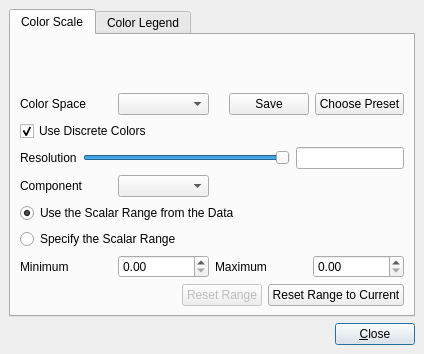
Qt form Qt/Components/Resources/UI/pqColorScaleDialog.ui (wildmichael/ParaView3-enhancements-old) before a commit.
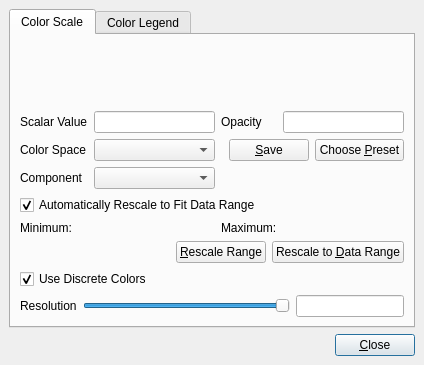
The same form after that commit. Custom widgets are drawn as their Qt base class.

Commit message: ENH: Rearanging and redesigning the color scale editor. The dialog also uses line edits instead of double spin boxes.

What changed in the file:
```diff
--- a/Qt/Components/Resources/UI/pqColorScaleDialog.ui
+++ b/Qt/Components/Resources/UI/pqColorScaleDialog.ui
@@ -6,7 +6,7 @@
     <x>0</x>
     <y>0</y>
     <width>424</width>
-    <height>354</height>
+    <height>365</height>
    </rect>
   </property>
   <property name="windowTitle" >
@@ -35,7 +35,70 @@
        <property name="spacing" >
         <number>6</number>
        </property>
-       <item row="1" column="2" colspan="2" >
+       <item row="5" column="3" >
+        <widget class="QLabel" name="MaximumLabel" >
+         <property name="sizePolicy" >
+          <sizepolicy>
+           <hsizetype>3</hsizetype>
+           <vsizetype>5</vsizetype>
+           <horstretch>0</horstretch>
+           <verstretch>0</verstretch>
+          </sizepolicy>
+         </property>
+         <property name="whatsThis" >
+          <string>Displays the maximum scalar value.</string>
+         </property>
+         <property name="text" >
+          <string/>
+         </property>
+        </widget>
+       </item>
+       <item row="5" column="2" >
+        <widget class="QLabel" name="label_3" >
+         <property name="text" >
+          <string>Maximum:</string>
+         </property>
+        </widget>
+       </item>
+       <item row="5" column="1" >
+        <widget class="QLabel" name="MinimumLabel" >
+         <property name="sizePolicy" >
+          <sizepolicy>
+           <hsizetype>3</hsizetype>
+           <vsizetype>5</vsizetype>
+           <horstretch>0</horstretch>
+           <verstretch>0</verstretch>
+          </sizepolicy>
+         </property>
+         <property name="whatsThis" >
+          <string>Displays the minimum scalar value.</string>
+         </property>
+         <property name="text" >
+          <string/>
+         </property>
+        </widget>
+       </item>
+       <item row="5" column="0" >
+        <widget class="QLabel" name="label_2" >
+         <property name="text" >
+          <string>Minimum:</string>
+         </property>
+        </widget>
+       </item>
+       <item row="7" column="0" colspan="4" >
+        <widget class="QCheckBox" name="UseDiscreteColors" >
+         <property name="whatsThis" >
+          <string>Check this box if the color table should have discrete colors, otherwise color values will be interpolated.</string>
+         </property>
+         <property name="text" >
+          <string>Use Discrete Colors</string>
+         </property>
+         <property name="checked" >
+          <bool>true</bool>
+         </property>
+        </widget>
+       </item>
+       <item row="2" column="2" colspan="2" >
         <layout class="QHBoxLayout" >
          <property name="margin" >
           <number>0</number>
@@ -59,14 +122,14 @@
          <item>
           <widget class="QPushButton" name="SaveButton" >
            <property name="text" >
-            <string>Save</string>
+            <string>&amp;Save</string>
            </property>
           </widget>
          </item>
          <item>
           <widget class="QPushButton" name="PresetButton" >
            <property name="text" >
-            <string>Choose Preset</string>
+            <string>Choose &amp;Preset</string>
            </property>
           </widget>
          </item>
@@ -81,69 +144,6 @@
           <number>6</number>
          </property>
          <item>
-          <spacer>
-           <property name="orientation" >
-            <enum>Qt::Horizontal</enum>
-           </property>
-           <property name="sizeHint" >
-            <size>
-             <width>0</width>
-             <height>20</height>
-            </size>
-           </property>
-          </spacer>
-         </item>
-         <item>
-          <widget class="QPushButton" name="ResetRangeButton" >
-           <property name="enabled" >
-            <bool>false</bool>
-           </property>
-           <property name="text" >
-            <string>Reset Range</string>
-           </property>
-          </widget>
-         </item>
-         <item>
-          <widget class="QPushButton" name="ResetRangeToCurrentButton" >
-           <property name="text" >
-            <string>Reset Range to Current</string>
-           </property>
-          </widget>
-         </item>
-        </layout>
-       </item>
-       <item row="5" column="0" colspan="4" >
-        <widget class="QRadioButton" name="UseDataRange" >
-         <property name="whatsThis" >
-          <string>Select this option to use the scalar range from the data.</string>
-         </property>
-         <property name="text" >
-          <string>Use the Scalar Range from the Data</string>
-         </property>
-         <property name="checked" >
-          <bool>true</bool>
-         </property>
-        </widget>
-       </item>
-       <item row="6" column="0" colspan="4" >
-        <widget class="QRadioButton" name="UseSpecifiedRange" >
-         <property name="whatsThis" >
-          <string>Select this option to specify the scalar range.</string>
-         </property>
-         <property name="text" >
-          <string>Specify the Scalar Range</string>
-         </property>
-        </widget>
-       </item>
-       <item row="3" column="0" colspan="4" >
-        <layout class="QHBoxLayout" >
-         <property name="margin" >
-          <number>0</number>
-         </property>
-         <property name="spacing" >
-          <number>6</number>
-         </property>
-         <item>
           <widget class="QLabel" name="TableSizeLabel" >
            <property name="text" >
             <string>Resolution</string>
@@ -186,19 +186,6 @@
          </item>
         </layout>
        </item>
-       <item row="2" column="0" colspan="4" >
-        <widget class="QCheckBox" name="UseDiscreteColors" >
-         <property name="whatsThis" >
-          <string>Check this box if the color table should have discrete colors, otherwise color values will be interpolated.</string>
-         </property>
-         <property name="text" >
-          <string>Use Discrete Colors</string>
-         </property>
-         <property name="checked" >
-          <bool>true</bool>
-         </property>
-        </widget>
-       </item>
        <item row="0" column="0" colspan="4" >
         <widget class="QVTKWidget" native="1" name="ColorScale" >
          <property name="sizePolicy" >
@@ -214,57 +201,117 @@
          </property>
         </widget>
        </item>
-       <item row="1" column="0" >
+       <item row="2" column="0" >
         <widget class="QLabel" name="label" >
          <property name="text" >
           <string>Color Space</string>
          </property>
         </widget>
        </item>
-       <item row="1" column="1" >
+       <item row="1" column="0" >
+        <widget class="QLabel" name="ValueLabel" >
+         <property name="text" >
+          <string>Scalar Value</string>
+         </property>
+        </widget>
+       </item>
+       <item row="2" column="1" >
         <widget class="QComboBox" name="ColorSpace" >
          <property name="whatsThis" >
           <string>Select the color space used for the color interpolation.</string>
          </property>
         </widget>
        </item>
-       <item row="4" column="0" >
+       <item row="1" column="3" >
+        <widget class="QLineEdit" name="Opacity" >
+         <property name="whatsThis" >
+          <string>This displays the opacity for the current control point. It can also be used to change the opacity of the point.</string>
+         </property>
+        </widget>
+       </item>
+       <item row="1" column="2" >
+        <widget class="QLabel" name="OpacityLabel" >
+         <property name="text" >
+          <string>Opacity</string>
+         </property>
+        </widget>
+       </item>
+       <item row="3" column="0" >
         <widget class="QLabel" name="ComponentLabel" >
          <property name="text" >
           <string>Component</string>
          </property>
         </widget>
        </item>
-       <item row="4" column="1" >
-        <widget class="QComboBox" name="Component" />
-       </item>
-       <item row="7" column="0" >
-        <widget class="QLabel" name="label_2" >
-         <property name="text" >
-          <string>Minimum</string>
+       <item row="3" column="1" >
+        <widget class="QComboBox" name="Component" >
+         <property name="whatsThis" >
+          <string>Select the component to color by.</string>
          </property>
         </widget>
        </item>
-       <item row="7" column="1" >
-        <widget class="QDoubleSpinBox" name="ScalarRangeMin" >
+       <item row="1" column="1" >
+        <widget class="QLineEdit" name="ScalarValue" >
          <property name="whatsThis" >
           <string>Used to display and edit the minimum scalar value.</string>
          </property>
         </widget>
        </item>
-       <item row="7" column="2" >
-        <widget class="QLabel" name="label_3" >
+       <item row="4" column="0" colspan="4" >
+        <widget class="QCheckBox" name="UseAutoRescale" >
+         <property name="whatsThis" >
+          <string>Check this option to automatically rescale the color map to the current data range.</string>
+         </property>
          <property name="text" >
-          <string>Maximum</string>
+          <string>Automatically Rescale to Fit Data Range</string>
          </property>
+         <property name="checked" >
+          <bool>true</bool>
+         </property>
         </widget>
        </item>
-       <item row="7" column="3" >
-        <widget class="QDoubleSpinBox" name="ScalarRangeMax" >
-         <property name="whatsThis" >
-          <string>Used to display and edit the maximum scalar value.</string>
+       <item row="6" column="0" colspan="4" >
+        <layout class="QHBoxLayout" >
+         <property name="margin" >
+          <number>0</number>
          </property>
-        </widget>
+         <property name="spacing" >
+          <number>6</number>
+         </property>
+         <item>
+          <spacer>
+           <property name="orientation" >
+            <enum>Qt::Horizontal</enum>
+           </property>
+           <property name="sizeHint" >
+            <size>
+             <width>40</width>
+             <height>20</height>
+            </size>
+           </property>
+          </spacer>
+         </item>
+         <item>
+          <widget class="QPushButton" name="RescaleButton" >
+           <property name="whatsThis" >
+            <string>Click this button to rescale the color map to a new range.</string>
+           </property>
+           <property name="text" >
+            <string>&amp;Rescale Range</string>
+           </property>
+          </widget>
+         </item>
+         <item>
+          <widget class="QPushButton" name="RescaleToDataButton" >
+           <property name="whatsThis" >
+            <string>Click this button to rescale the color map to the current data range.</string>
+           </property>
+           <property name="text" >
+            <string>Rescale to &amp;Data Range</string>
+           </property>
+          </widget>
+         </item>
+        </layout>
        </item>
       </layout>
      </widget>
```
Left out of the diff: 25 changed lines with no effect on the pictures. The commit also changes 10 other files.
